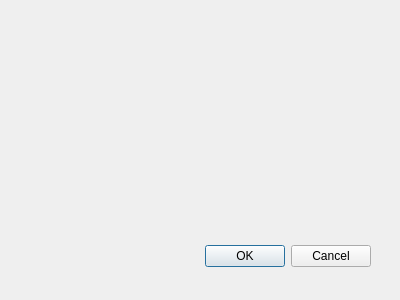
Qt form data/qt/DrawingWindow.ui (gstiebler/cableway) before a commit.
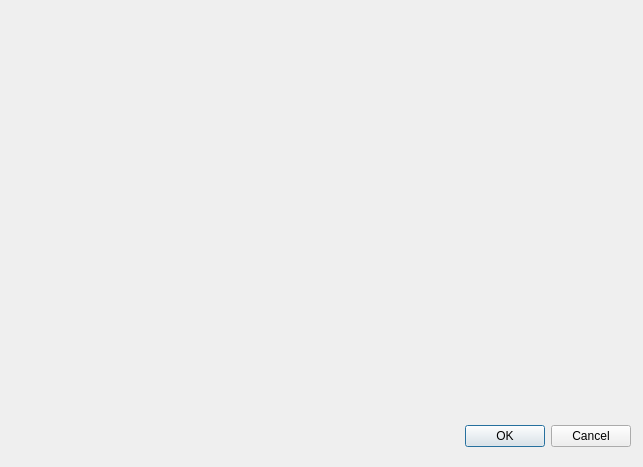
The same form after that commit.

Commit message: boost shared ptr on CDadosGenerico should be drawing by now

What changed in the file:
```diff
--- a/data/qt/DrawingWindow.ui
+++ b/data/qt/DrawingWindow.ui
@@ -6,8 +6,8 @@
    <rect>
     <x>0</x>
     <y>0</y>
-    <width>400</width>
-    <height>300</height>
+    <width>643</width>
+    <height>467</height>
    </rect>
   </property>
   <property name="windowTitle">
@@ -16,9 +16,9 @@
   <widget class="QDialogButtonBox" name="buttonBox">
    <property name="geometry">
     <rect>
-     <x>30</x>
-     <y>240</y>
-     <width>341</width>
+     <x>440</x>
+     <y>420</y>
+     <width>191</width>
      <height>32</height>
     </rect>
    </property>
@@ -29,6 +29,17 @@
     <set>QDialogButtonBox::Cancel|QDialogButtonBox::Ok</set>
    </property>
   </widget>
+  <widget class="QWidget" name="verticalLayoutWidget">
+   <property name="geometry">
+    <rect>
+     <x>20</x>
+     <y>20</y>
+     <width>601</width>
+     <height>371</height>
+    </rect>
+   </property>
+   <layout class="QVBoxLayout" name="verticalLayout"/>
+  </widget>
  </widget>
  <resources/>
  <connections>
```
The commit also changes 21 other files.
